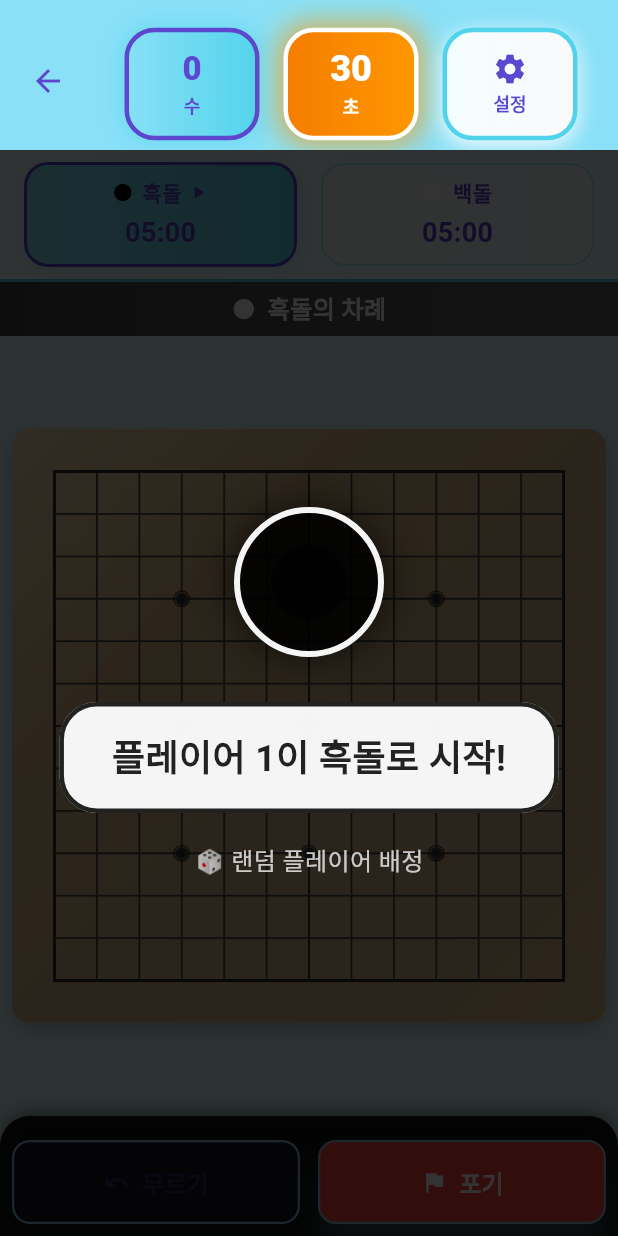
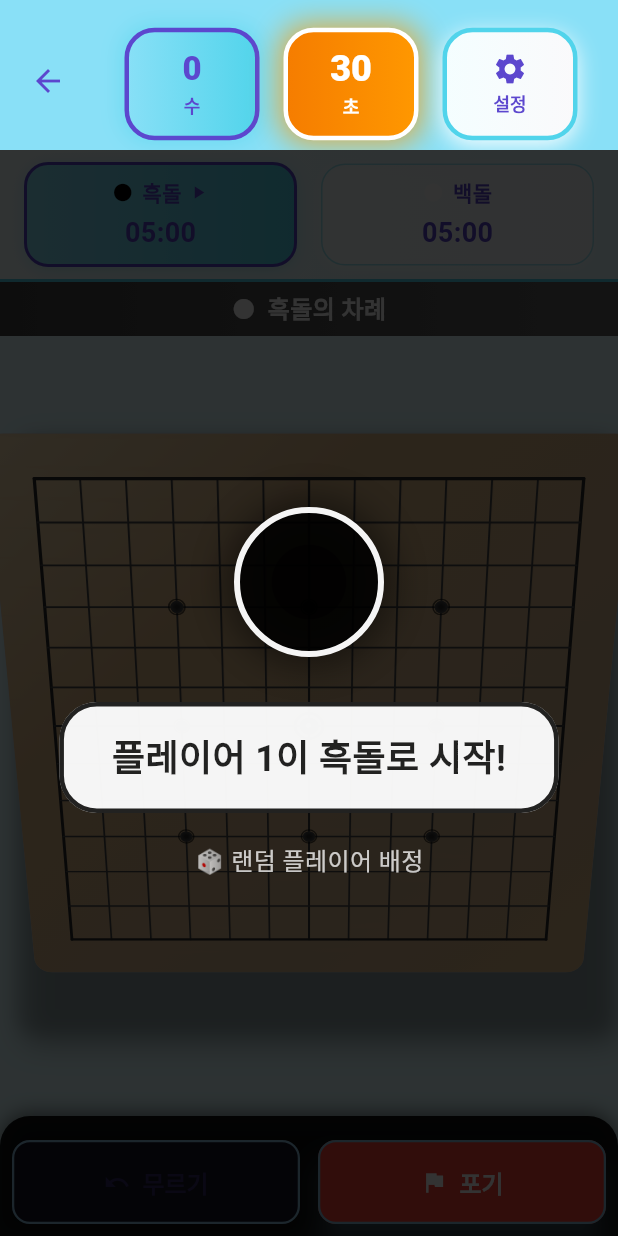
Before and after one commit to HipsterTerry/omok_game_app, a Flutter app: the EnhancedGameScreen screen opened directly with empty values, on a phone screen of 412 x 824 dp. Run offline on Flutter 3.47's test engine with Material 3 defaults, Android fonts, the phone set to English and light mode, and no system bars; our stand-ins replace audioplayers; Roboto replaces fonts that are missing (Cafe24Ohsquare, Pretendard, SUIT); project files that could hold a hidden picture were left out.

Commit message:
🎨 Phase 8: 바둑판 2.5D UI 개선 완료 - Transform Matrix4 시점, 강화된 그림자, Stack 구조로 캐릭터 레이어 준비, 기존 게임 로직 100% 보존

```diff
--- a/lib/widgets/enhanced_game_board_widget.dart
+++ b/lib/widgets/enhanced_game_board_widget.dart
@@ -48,22 +48,50 @@ class _EnhancedGameBoardWidgetState
     final size =
         widget.boardSize ?? availableSize;
 
+    // 2.5D 스타일을 위한 그림자와 Transform 적용
     return Container(
+      decoration: BoxDecoration(
+        borderRadius: BorderRadius.circular(12),
+        boxShadow: [
+          // 강화된 그림자 효과 (좌상단 Light Source)
+          BoxShadow(
+            color: Colors.black.withOpacity(0.3),
+            offset: const Offset(8, 12),
+            blurRadius: 16,
+            spreadRadius: 2,
+          ),
+          BoxShadow(
+            color: Colors.black.withOpacity(0.1),
+            offset: const Offset(4, 6),
+            blurRadius: 8,
+            spreadRadius: 1,
+          ),
+        ],
+      ),
+      child: Transform(
+        // 2.5D 시점 적용: 위에서 비스듬히 내려다보는 형태
+        transform: Matrix4.identity()
+          ..setEntry(3, 2, 0.001) // 원근감
+          ..rotateX(0.45), // X축 기준 기울기
+        alignment: Alignment.center,
+        child: Container(
           width: size,
           height: size,
           decoration: BoxDecoration(
-        borderRadius: BorderRadius.circular(12),
-        boxShadow: [
-          BoxShadow(
-            color: Colors.black.withOpacity(0.2),
-            blurRadius: 10,
-            offset: const Offset(0, 5),
+            borderRadius: BorderRadius.circular(
+              12,
             ),
-        ],
+            // 바둑판 자체의 색상과 질감
+            color: Colors.brown[100],
           ),
           child: ClipRRect(
-        borderRadius: BorderRadius.circular(12),
-        child: MouseRegion(
+            borderRadius: BorderRadius.circular(
+              12,
+            ),
+            child: Stack(
+              children: [
+                // 기존 바둑판 레이어
+                MouseRegion(
                   onHover: (event) =>
                       _handleHover(event, size),
                   onExit: (_) => setState(
@@ -71,7 +99,10 @@ class _EnhancedGameBoardWidgetState
                   ),
                   child: GestureDetector(
                     onTapDown: (details) =>
-                _handleTapDown(details, size),
+                        _handleTapDown(
+                          details,
+                          size,
+                        ),
                     onTapUp: (_) => setState(
                       () => _isPressed = false,
                     ),
@@ -79,18 +110,28 @@ class _EnhancedGameBoardWidgetState
                       () => _isPressed = false,
                     ),
                     // 모바일 터치 개선: 더 정확한 터치 감지
-            behavior: HitTestBehavior.opaque,
+                    behavior:
+                        HitTestBehavior.opaque,
                     child: CustomPaint(
                       size: Size(size, size),
-              painter: EnhancedOmokBoardPainter(
-                gameState: widget.gameState,
-                boardSizeType:
-                    widget.boardSizeType,
-                showCoordinates:
-                    widget.showCoordinates,
-                hoverPosition: _hoverPosition,
+                      painter:
+                          EnhancedOmokBoardPainter(
+                            gameState:
+                                widget.gameState,
+                            boardSizeType: widget
+                                .boardSizeType,
+                            showCoordinates: widget
+                                .showCoordinates,
+                            hoverPosition:
+                                _hoverPosition,
                             isPressed: _isPressed,
                           ),
+                    ),
+                  ),
+                ),
+                // 추후 캐릭터 이미지 레이어가 여기에 추가될 예정
+                // Positioned 위젯들로 각 돌 위치에 캐릭터 PNG 배치 가능
+              ],
             ),
           ),
         ),
```
Lines whose indentation alone changed are shown as unchanged.
